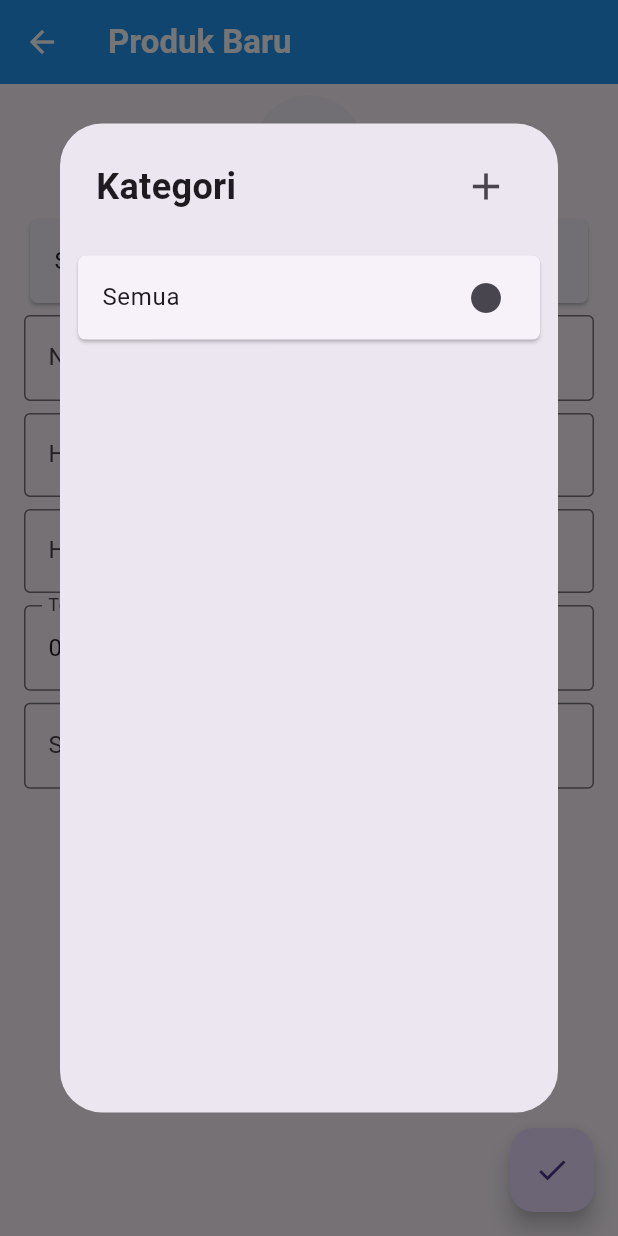
After one commit to rhamadhany/toko, a Flutter app: the NewProduct screen opened directly, after a tap on "Semua", on a phone screen of 412 x 824 dp. The commit adds this screen. Run offline on Flutter 3.47's test engine with Material 3 defaults, Android fonts, the phone set to English and light mode, and no system bars; our stand-ins replace device_info_plus, get, image_picker, local_auth, package_info_plus, permission_handler and 3 more; missing offline and left inert: mobile_scanner, pick_or_save, restart_app; accounts and stored records are empty.

Commit message:
logic kategori

```diff
--- a/lib/controller/product_controller.dart
+++ b/lib/controller/product_controller.dart
@@ -1,6 +1,7 @@
 import 'package:flutter/material.dart';
 import 'package:get/get.dart';
 import 'package:myapp/db_helper.dart';
+import 'package:shared_preferences/shared_preferences.dart';
 import 'package:sqflite/sqflite.dart';
 
 class ProductController extends GetxController {
@@ -12,7 +13,8 @@ class ProductController extends GetxController {
   final RxInt bottomIndex = 0.obs;
   final jualController = TextEditingController(text: '0').obs;
   final pencarianController = TextEditingController();
-
+  final daftarKategori = ['Semua', 'TV', 'kulkas', 'dinamo'].obs;
+  final kategoriTerpilih = 'Semua'.obs;
   final searchText = "".obs;
   final RxList<Map<String, dynamic>> listTextField =
       RxList<Map<String, dynamic>>([
@@ -48,10 +50,23 @@ class ProductController extends GetxController {
     initDatabase();
     filteringProduk();
     // allProductListener();
+    loadDaftarKategori();
     pencarianController.addListener(() {
       // update();
       // filteringProduk();
       searchText.value = pencarianController.text;
+    });
+  }
+
+  Future<void> saveDaftarKategori() async {
+    await SharedPreferences.getInstance().then((prefs) {
+      prefs.setStringList('kategori', daftarKategori);
+    });
+  }
+
+  Future<void> loadDaftarKategori() async {
+    await SharedPreferences.getInstance().then((prefs) {
+      daftarKategori.value = prefs.getStringList('kategori') ?? ['Semua'];
     });
   }
 
--- a/lib/produk baru/body_produk.dart
+++ b/lib/produk baru/body_produk.dart
@@ -2,6 +2,7 @@ import 'package:flutter/material.dart';
 import 'package:get/get.dart';
 import 'package:myapp/controller/product_controller.dart';
 import 'package:myapp/logo_produk.dart';
+import 'package:myapp/produk%20baru/kategori_produk.dart';
 import 'package:myapp/produk%20baru/tambah_gambar.dart';
 
 class BodyProduk extends StatelessWidget {
@@ -72,6 +73,17 @@ class BodyProduk extends StatelessWidget {
                   ],
                 ),
               ),
+              // KategoriProduk(),
+              Card(
+                shape: RoundedRectangleBorder(
+                    borderRadius: BorderRadius.circular(5)),
+                child: ListTile(
+                    onTap: () {
+                      // KategoriProduk();
+                      Get.dialog(KategoriProduk());
+                    },
+                    title: Text(_productController.kategoriTerpilih.value)),
+              ),
               ..._productController.listTextField.map((textField) {
                 return Padding(
                   padding: const EdgeInsets.symmetric(vertical: 4.0),
--- /dev/null
+++ b/lib/produk baru/kategori_produk.dart
@@ -0,0 +1,134 @@
+import 'package:flutter/material.dart';
+import 'package:get/get.dart';
+import 'package:myapp/controller/product_controller.dart';
+
+class KategoriProduk extends StatelessWidget {
+  KategoriProduk({super.key});
+  final ProductController _productController = Get.find();
+  final showAdd = false.obs;
+  final addController = TextEditingController();
+  final removeIndex = ''.obs;
+  @override
+  Widget build(BuildContext context) {
+    return Obx(() {
+      return Dialog(
+        child: SizedBox(
+          height: Get.height * 0.8,
+          child: Stack(
+            children: [
+              Column(
+                children: [
+                  Padding(
+                    padding: const EdgeInsets.symmetric(
+                        vertical: 18.0, horizontal: 24),
+                    child: Row(
+                      children: [
+                        const Text(
+                          'Kategori',
+                          style: TextStyle(
+                              fontWeight: FontWeight.bold, fontSize: 24),
+                        ),
+                        const Spacer(),
+                        IconButton(
+                            iconSize: 30,
+                            onPressed: () {
+                              showAdd.value = !showAdd.value;
+                            },
+                            icon: const Icon(Icons.add))
+                      ],
+                    ),
+                  ),
+                  Expanded(
+                    child: Padding(
+                      padding: const EdgeInsets.only(bottom: 8.0),
+                      child: ListView.builder(
+                          itemCount: _productController.daftarKategori.length,
+                          itemBuilder: (context, index) {
+                            return Padding(
+                              padding:
+                                  const EdgeInsets.symmetric(horizontal: 8.0),
+                              child: Card(
+                                  shape: RoundedRectangleBorder(
+                                      borderRadius: BorderRadius.circular(5)),
+                                  child: Obx(() {
+                                    return ListTile(
+                                      onLongPress: () {
+                                        if (removeIndex.value == '' ||
+                                            removeIndex.value !=
+                                                _productController
+                                                    .daftarKategori[index]) {
+                                          removeIndex.value = _productController
+                                              .daftarKategori[index];
+                                        } else {
+                                          removeIndex.value = '';
+                                        }
+                                        // print(item)
+                                      },
+                                      onTap: () {
+                                        _productController
+                                                .kategoriTerpilih.value =
+                                            _productController
+                                                .daftarKategori[index];
+                                        Get.back();
+                                      },
+                                      trailing: _productController
+                                                  .daftarKategori[index] ==
+                                              removeIndex.value
+                                          ? IconButton(
+                                              onPressed: () {
+                                                _productController
+                                                    .daftarKategori
+                                                    .remove(removeIndex.value);
+                                                removeIndex.value = '';
+                                              },
+                                              icon: const Icon(Icons.remove))
+                                          : _productController
+                                                      .kategoriTerpilih.value ==
+                                                  _productController
+                                                      .daftarKategori[index]
+                                              ? const Icon(Icons.circle)
+                                              : null,
+                                      title: Text(_productController
+                                          .daftarKategori[index]),
+                                    );
+                                  })),
+                            );
+                          }),
+                    ),
+                  ),
+                  if (showAdd.value)
+                    SizedBox(
+                      height: Get.height * 0.1,
+                    )
+                ],
+              ),
+              if (showAdd.value)
+                Align(
+                  alignment: Alignment.bottomCenter,
+                  child: Padding(
+                    padding: const EdgeInsets.all(8.0),
+                    child: Card(
+                      shape: RoundedRectangleBorder(
+                          borderRadius: BorderRadius.circular(5)),
+                      child: TextField(
+                        controller: addController,
+                        onSubmitted: (value) {
+                          _productController.daftarKategori.add(value);
+                          _productController.saveDaftarKategori();
+                          addController.clear();
+                        },
+                        decoration: const InputDecoration(
+                            border: OutlineInputBorder(),
+                            label: Text('Nama Kategori'),
+                            hintText: 'Nama Kategori'),
+                      ),
+                    ),
+                  ),
+                )
+            ],
+          ),
+        ),
+      );
+    });
+  }
+}
--- a/lib/produk baru/produk_baru.dart
+++ b/lib/produk baru/produk_baru.dart
@@ -21,6 +21,8 @@ class NewProduct extends StatelessWidget {
     return Obx(() {
       return Scaffold(
         appBar: AppBar(
+          backgroundColor: Colors.blue,
+          foregroundColor: Colors.white,
           title: Text(
             produkEdit.isNotEmpty ? "Edit Produk" : "Produk Baru",
             style: const TextStyle(fontWeight: FontWeight.bold),
```
